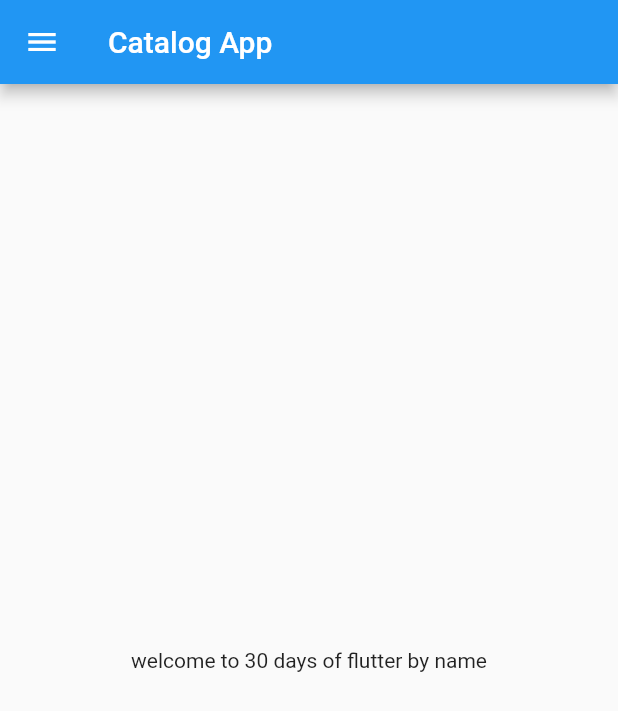
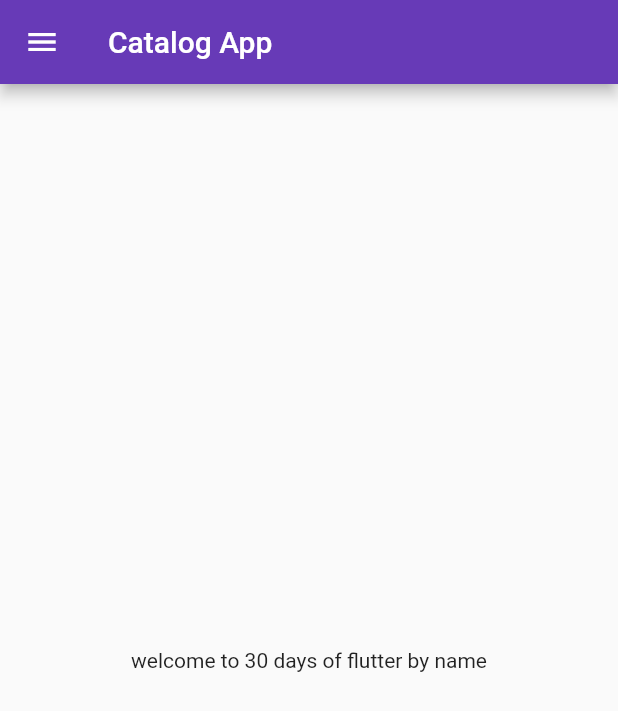
Before and after one commit to Kheersagarpatel/30daysofflutter, a Flutter app: the screen it shows after launch, on a phone screen of 412 x 824 dp. Shown: the top 711 px of the screen. Run offline on Flutter 3.47's test engine with Material 2 defaults, Android fonts, the phone set to English and light mode, and no system bars.

Commit message:
Day 3 completed

```diff
--- a/lib/main.dart
+++ b/lib/main.dart
@@ -1,6 +1,7 @@
 import 'package:flutter/foundation.dart';
 import 'package:flutter/material.dart';
-import 'package:flutter_catalog/home_page.dart';
+import 'package:flutter_catalog/pages/home_page.dart';
+import 'package:flutter_catalog/pages/login_page.dart';
 
 void main() {
   runApp(MyApp());
@@ -23,7 +24,15 @@ class MyApp extends StatelessWidget {
   @override
   Widget build(BuildContext context) {
     return MaterialApp(
-      home: HomePage(),
+      themeMode: ThemeMode.light,
+      theme: ThemeData(primarySwatch: Colors.deepPurple),
+      darkTheme: ThemeData(brightness: Brightness.dark),
+      initialRoute: "/home",
+      routes: {
+        "/": (context) => LoginPage(),
+        "/home": (context) => HomePage(),
+        "/login": (context) => LoginPage(),
+      },
     );
   }
 }
```
Also changed, not shown: lib/pages/login_page.dart (added, +20 -0 lines), lib/pages/home_page.dart (renamed from lib/home_page.dart).
